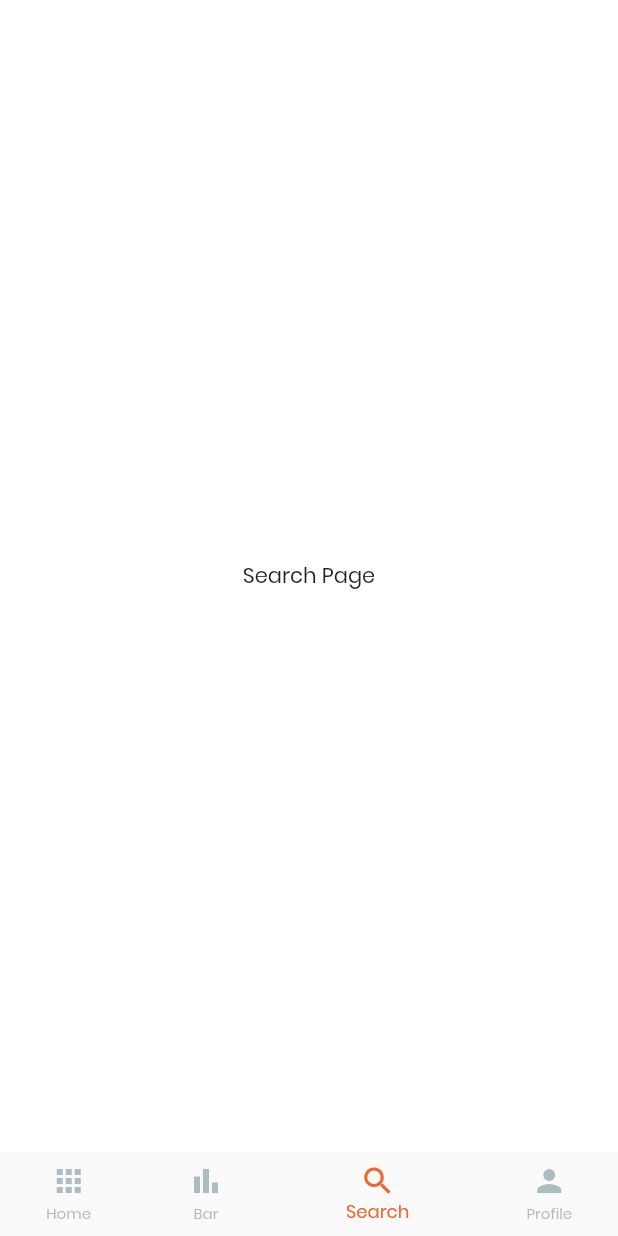
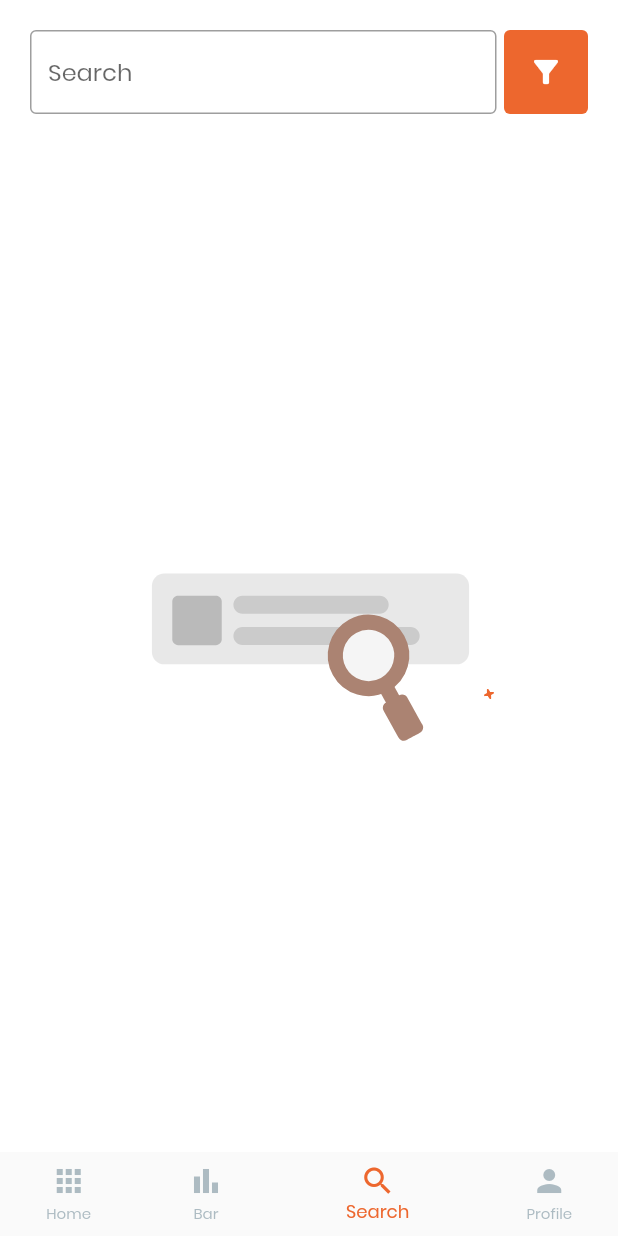
Before and after one commit to msamiislam/tourismapp, a Flutter app: the DashboardPage screen opened directly, item 3 of the bottom bar chosen, on a phone screen of 412 x 824 dp. Run offline on Flutter 3.47's test engine with Material 2 defaults, Android fonts, the light colour scheme and no system bars; our stand-ins replace firebase_auth, firebase_core, flutter_form_builder, flutter_svg, fluttertoast, font_awesome_flutter and 7 more; missing offline and left inert: ndialog; accounts and stored records are empty; network calls fail; statements that could not run were skipped.

Commit message:
minor update home ui, add search page

```diff
--- a/lib/pages/navpages/search.dart
+++ b/lib/pages/navpages/search.dart
@@ -1,20 +1,44 @@
 import 'package:flutter/material.dart';
+import 'package:flutter_form_builder/flutter_form_builder.dart';
+import 'package:lottie/lottie.dart';
+import 'package:tourismapp/utils/colors.dart';
 
 class SearchPage extends StatelessWidget {
-  const SearchPage({ Key? key }) : super(key: key);
+  final TextEditingController _controller = TextEditingController();
 
   @override
   Widget build(BuildContext context) {
-
-    return Container(
-
-      child: Center(
-
-        child: Text(
-          "Search Page"
+    return SafeArea(
+      child: Padding(
+        padding: const EdgeInsets.all(20.0),
+        child: Column(
+          mainAxisSize: MainAxisSize.max,
+          children: [
+            Row(
+              children: [
+                Expanded(
+                  child: FormBuilderTextField(
+                    controller: _controller,
+                    name: "search",
+                    keyboardType: TextInputType.text,
+                    decoration: const InputDecoration(isDense: true, hintText: "Search", border: OutlineInputBorder()),
+                  ),
+                ),
+                SizedBox(width: 5.0),
+                Container(
+                  width: 56.0,
+                  height: 56.0,
+                  decoration: BoxDecoration(color: AppColors.primary,borderRadius: BorderRadius.all(Radius.circular(4.0))),
+                  child: Icon(Icons.filter_alt, color: AppColors.white),
+                ),
+              ],
+            ),
+            Spacer(),
+            Lottie.asset('anim/search.json'),
+            Spacer(),
+          ],
         ),
-      )
-
+      ),
     );
   }
 }
--- a/pubspec.yaml
+++ b/pubspec.yaml
@@ -51,6 +51,7 @@ dependencies:
   cloud_firestore: ^3.1.1
   firebase_storage: ^10.2.0
   google_sign_in: ^5.2.1
+  lottie: ^1.2.1
 
 dev_dependencies:
   flutter_test:
@@ -78,6 +79,7 @@ flutter:
 
   # To add assets to your application, add an assets section, like this:
   assets:
+    - anim/
     - img/
   #   - images/a_dot_ham.jpeg
 
```
Also changed, not shown: anim/search.json (added, +1 -0 lines), lib/pages/navpages/home.dart (+16 -19 lines), lib/pages/search.dart (added, +21 -0 lines), pubspec.lock.
